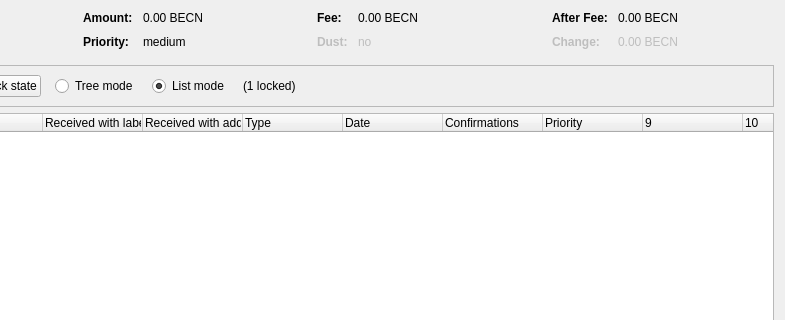
Qt form src/qt/forms/coincontroldialog.ui (MotoAcidic/Altbet-2.0.0.0) before a commit; both pictures show x 169 to 954 and y 0 to 320 of the 954 by 500 pixel window.
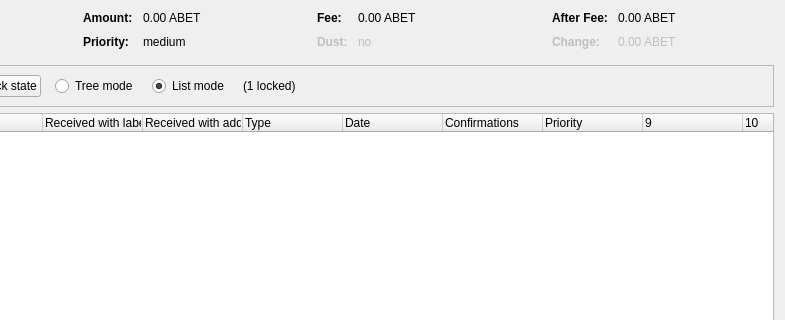
The same form after that commit. Custom widgets are drawn as their Qt base class.

```diff
--- a/src/qt/forms/coincontroldialog.ui
+++ b/src/qt/forms/coincontroldialog.ui
@@ -132,7 +132,7 @@
           <enum>Qt::ActionsContextMenu</enum>
          </property>
          <property name="text">
-          <string notr="true">0.00 BECN</string>
+          <string notr="true">0.00 ABET</string>
          </property>
          <property name="textInteractionFlags">
           <set>Qt::LinksAccessibleByMouse|Qt::TextSelectableByKeyboard|Qt::TextSelectableByMouse</set>
@@ -206,7 +206,7 @@
           <enum>Qt::ActionsContextMenu</enum>
          </property>
          <property name="text">
-          <string notr="true">0.00 BECN</string>
+          <string notr="true">0.00 ABET</string>
          </property>
          <property name="textInteractionFlags">
           <set>Qt::LinksAccessibleByMouse|Qt::TextSelectableByKeyboard|Qt::TextSelectableByMouse</set>
@@ -286,7 +286,7 @@
           <enum>Qt::ActionsContextMenu</enum>
          </property>
          <property name="text">
-          <string notr="true">0.00 BECN</string>
+          <string notr="true">0.00 ABET</string>
          </property>
          <property name="textInteractionFlags">
           <set>Qt::LinksAccessibleByMouse|Qt::TextSelectableByKeyboard|Qt::TextSelectableByMouse</set>
@@ -321,7 +321,7 @@
           <enum>Qt::ActionsContextMenu</enum>
          </property>
          <property name="text">
-          <string notr="true">0.00 BECN</string>
+          <string notr="true">0.00 ABET</string>
          </property>
          <property name="textInteractionFlags">
           <set>Qt::LinksAccessibleByMouse|Qt::TextSelectableByKeyboard|Qt::TextSelectableByMouse</set>
```
